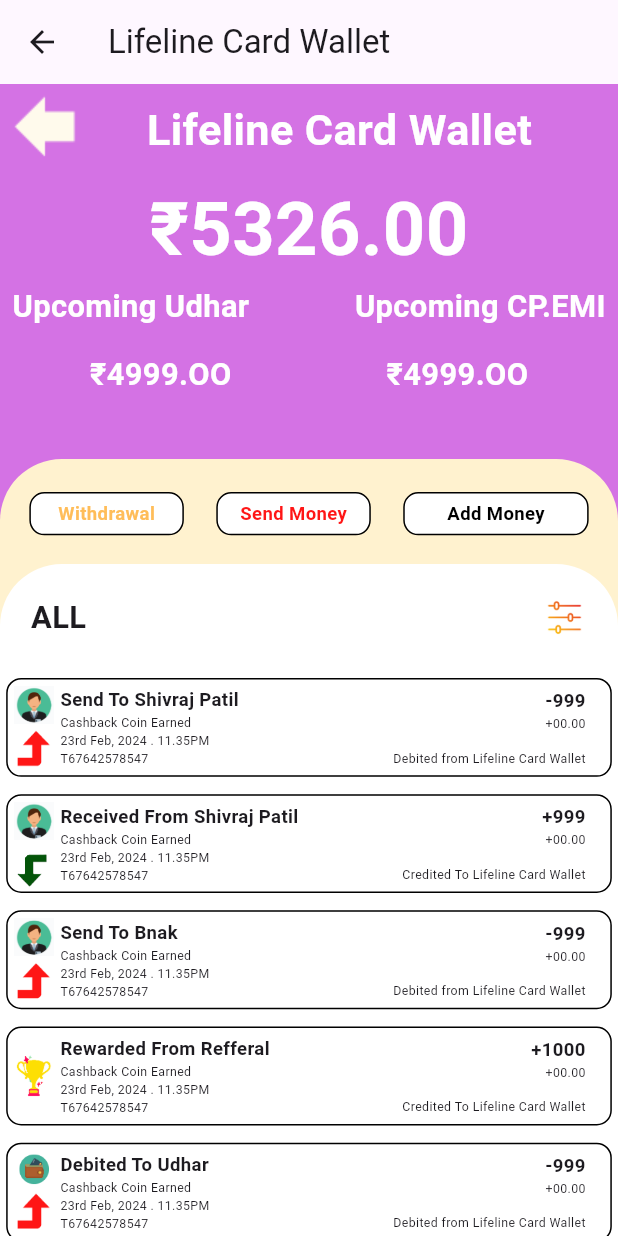
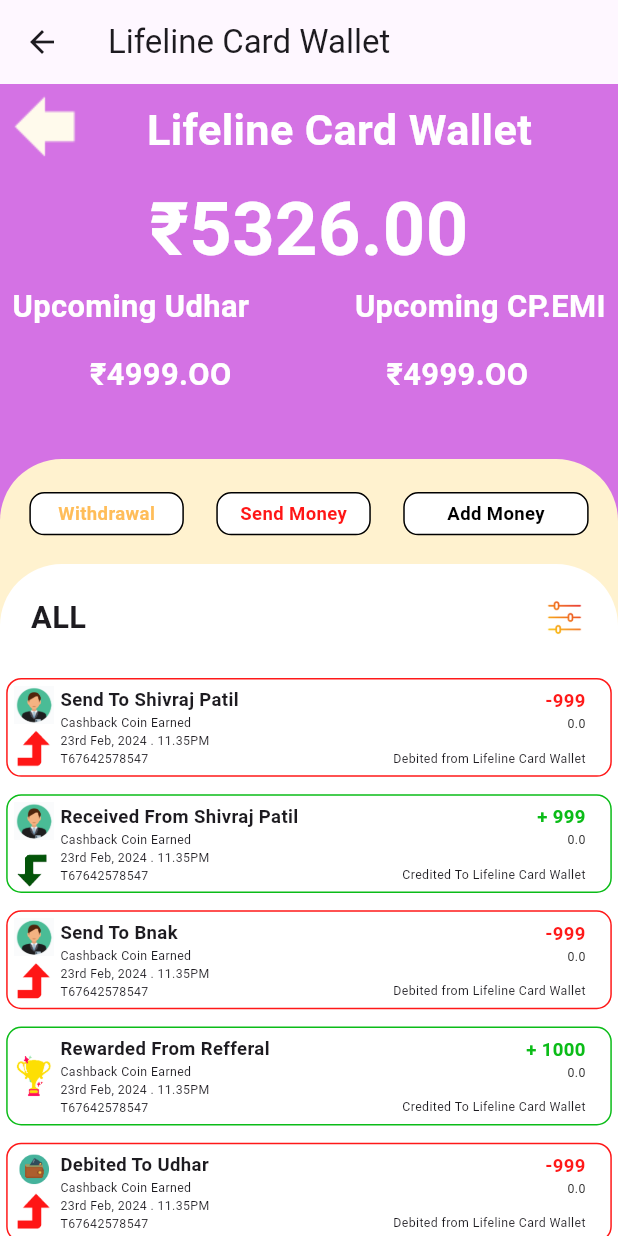
Before and after one commit to sadid369/balance_and_wallet_1, a Flutter app: the LifelineCardWalletScreen screen opened directly, on a phone screen of 412 x 824 dp. Run offline on Flutter 3.47's test engine with Material 3 defaults, Android fonts, the phone set to English and light mode, and no system bars; our stand-ins replace gap; missing offline and left inert: control_style.

Commit message:
update lifeline card wallet screen

```diff
--- a/lib/screens/lifeline_card_wallet_screen.dart
+++ b/lib/screens/lifeline_card_wallet_screen.dart
@@ -12,8 +12,8 @@ List<Map<String, dynamic>> data = [
     'subTitle': 'Cashback Coin Earned',
     'date': '23rd Feb, 2024 . 11.35PM',
     'txnId': 'T67642578547',
-    'amount': '-999',
-    'coinAmount': '+00.00',
+    'amount': -999,
+    'coinAmount': 00.00,
     'txnType': 'Send',
   },
   {
@@ -22,8 +22,8 @@ List<Map<String, dynamic>> data = [
     'subTitle': 'Cashback Coin Earned',
     'date': '23rd Feb, 2024 . 11.35PM',
     'txnId': 'T67642578547',
-    'amount': '+999',
-    'coinAmount': '+00.00',
+    'amount': 999,
+    'coinAmount': 00.00,
     'txnType': 'Received',
   },
   {
@@ -32,8 +32,8 @@ List<Map<String, dynamic>> data = [
     'subTitle': 'Cashback Coin Earned',
     'date': '23rd Feb, 2024 . 11.35PM',
     'txnId': 'T67642578547',
-    'amount': '-999',
-    'coinAmount': '+00.00',
+    'amount': -999,
+    'coinAmount': 00.00,
     'txnType': 'Send',
   },
   {
@@ -42,8 +42,8 @@ List<Map<String, dynamic>> data = [
     'subTitle': 'Cashback Coin Earned',
     'date': '23rd Feb, 2024 . 11.35PM',
     'txnId': 'T67642578547',
-    'amount': '+1000',
-    'coinAmount': '+00.00',
+    'amount': 1000,
+    'coinAmount': 00.00,
     'txnType': 'Rewarded',
   },
   {
@@ -52,8 +52,8 @@ List<Map<String, dynamic>> data = [
     'subTitle': 'Cashback Coin Earned',
     'date': '23rd Feb, 2024 . 11.35PM',
     'txnId': 'T67642578547',
-    'amount': '-999',
-    'coinAmount': '+00.00',
+    'amount': -999,
+    'coinAmount': 00.00,
     'txnType': 'Debited',
   },
 ];
@@ -294,8 +294,8 @@ class WalletCard extends StatelessWidget {
   final String subTitle;
   final String date;
   final String txnId;
-  final String amount;
-  final String coinAmount;
+  final num amount;
+  final num coinAmount;
   final String txnType;
   final String txnDescription;
 
@@ -323,7 +323,7 @@ class WalletCard extends StatelessWidget {
       decoration: BoxDecoration(
         color: Colors.white,
         border: Border.all(
-          color: Colors.black,
+          color: amount < 0 ? Color(0xffFF1919) : Color(0xff0BBC18),
           width: 1,
         ),
         borderRadius: BorderRadius.circular(10),
@@ -395,15 +395,17 @@ class WalletCard extends StatelessWidget {
               mainAxisAlignment: MainAxisAlignment.center,
               children: [
                 Text(
-                  amount,
+                  '${amount < 0 ? '' : '+'} $amount'.toString(),
                   style: TextStyle(
+                    color: amount < 0 ? Color(0xffFF1919) : Color(0xff0BBC18),
                     fontSize: width * 0.03,
                     fontWeight: FontWeight.bold,
                   ),
                 ),
                 Text(
-                  coinAmount,
+                  '$coinAmount'.toString(),
                   style: TextStyle(
+                    color: Colors.black,
                     fontSize: width * 0.02,
                   ),
                 ),
```
